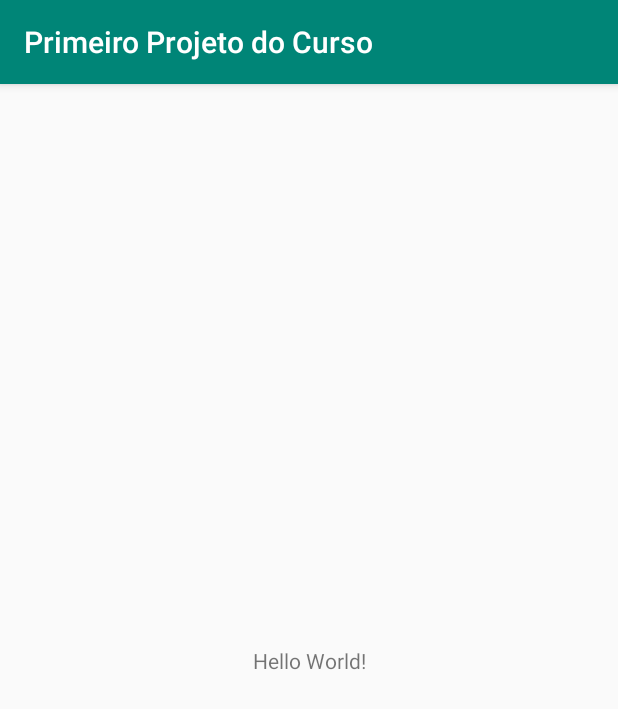
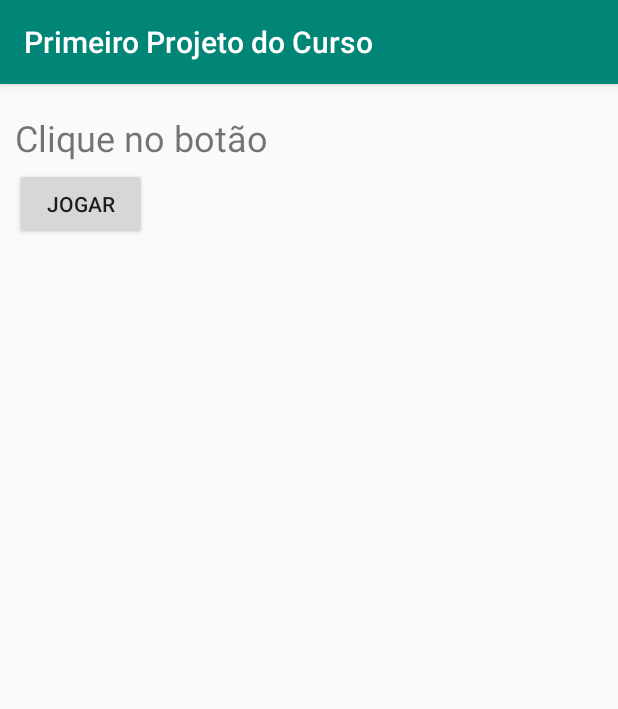
Before and after one commit to GabrielMattos/Desenvolvimento-Android-Com-Kotlin, an Android app: the screen it shows after launch (MainActivity), on a phone screen of 412 x 824 dp. Shown: the top 709 px of the screen. Run offline under Robolectric (Android 15) with nearby library versions, the phone set to English and light mode, and no system bars.

Commit message:
018 Utilizando textos e botões

```diff
--- a/PrimeiroProjetodoCurso/app/src/main/res/layout/activity_main.xml
+++ b/PrimeiroProjetodoCurso/app/src/main/res/layout/activity_main.xml
@@ -7,12 +7,25 @@
     tools:context=".MainActivity">
 
     <TextView
+        android:id="@+id/textView5"
         android:layout_width="wrap_content"
         android:layout_height="wrap_content"
-        android:text="Hello World!"
-        app:layout_constraintBottom_toBottomOf="parent"
-        app:layout_constraintLeft_toLeftOf="parent"
-        app:layout_constraintRight_toRightOf="parent"
+        android:layout_marginStart="10dp"
+        android:layout_marginLeft="10dp"
+        android:layout_marginTop="19dp"
+        android:text="Clique no botão"
+        android:textSize="24sp"
+        app:layout_constraintStart_toStartOf="parent"
         app:layout_constraintTop_toTopOf="parent" />
 
+    <Button
+        android:id="@+id/button"
+        android:layout_width="wrap_content"
+        android:layout_height="wrap_content"
+        android:layout_marginStart="10dp"
+        android:layout_marginLeft="10dp"
+        android:layout_marginTop="4dp"
+        android:text="Jogar"
+        app:layout_constraintStart_toStartOf="parent"
+        app:layout_constraintTop_toBottomOf="@+id/textView5" />
 </androidx.constraintlayout.widget.ConstraintLayout>
```
